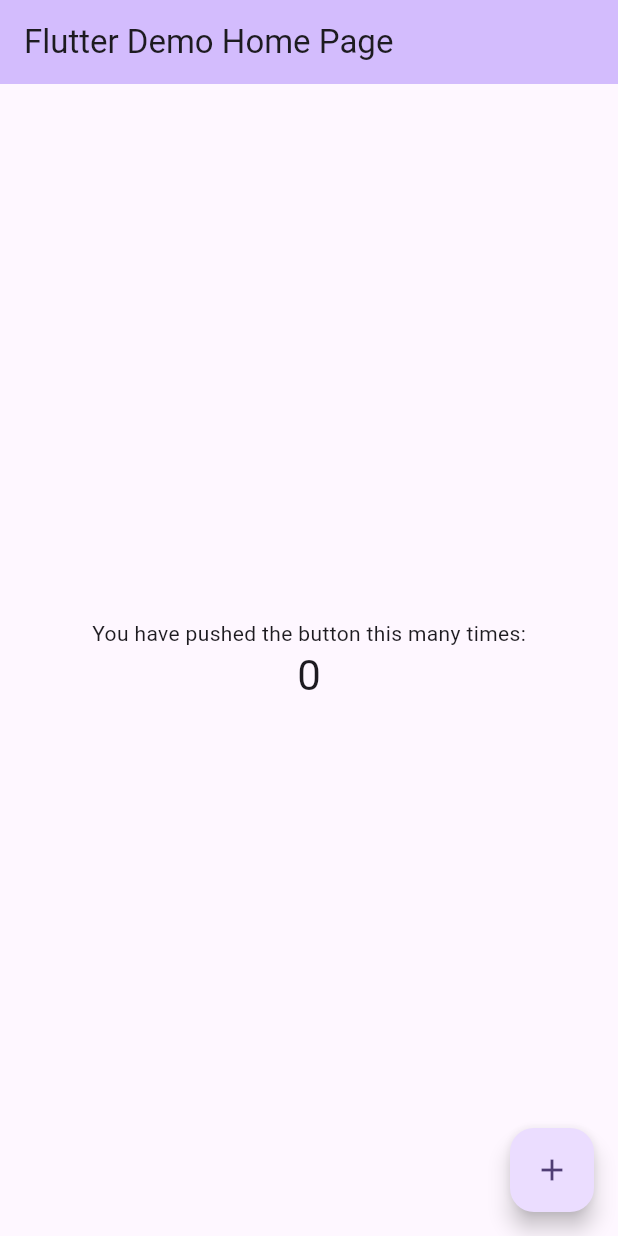
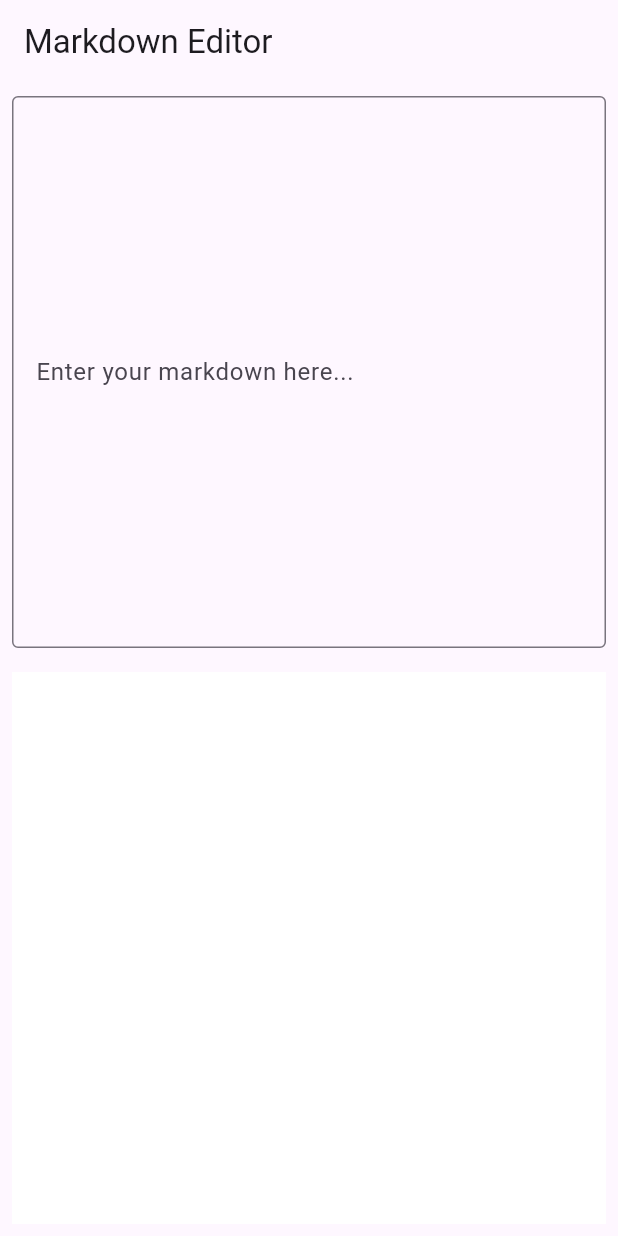
Before and after one commit to lutaii/markdown-blog, a Flutter app: the screen it shows after launch, on a phone screen of 412 x 824 dp. Run offline on Flutter 3.47's test engine with Material 3 defaults, Android fonts, the phone set to English and light mode, and no system bars; our stand-ins replace flutter_markdown.

Commit message:
mark down text field and preview

```diff
--- a/lib/main.dart
+++ b/lib/main.dart
@@ -1,125 +1,80 @@
 import 'package:flutter/material.dart';
+import 'package:flutter_markdown/flutter_markdown.dart';
+import 'package:provider/provider.dart';
 
 void main() {
-  runApp(const MyApp());
+  runApp(const MarkdownEditorApp());
 }
 
-class MyApp extends StatelessWidget {
-  const MyApp({super.key});
+class MarkdownEditorApp extends StatelessWidget {
+  const MarkdownEditorApp({super.key});
 
-  // This widget is the root of your application.
   @override
   Widget build(BuildContext context) {
-    return MaterialApp(
-      title: 'Flutter Demo',
-      theme: ThemeData(
-        // This is the theme of your application.
-        //
-        // TRY THIS: Try running your application with "flutter run". You'll see
-        // the application has a purple toolbar. Then, without quitting the app,
-        // try changing the seedColor in the colorScheme below to Colors.green
-        // and then invoke "hot reload" (save your changes or press the "hot
-        // reload" button in a Flutter-supported IDE, or press "r" if you used
-        // the command line to start the app).
-        //
-        // Notice that the counter didn't reset back to zero; the application
-        // state is not lost during the reload. To reset the state, use hot
-        // restart instead.
-        //
-        // This works for code too, not just values: Most code changes can be
-        // tested with just a hot reload.
-        colorScheme: ColorScheme.fromSeed(seedColor: Colors.deepPurple),
-        useMaterial3: true,
+    return ChangeNotifierProvider(
+      create: (context) => MarkdownProvider(),
+      child: const MaterialApp(
+        debugShowCheckedModeBanner: false,
+        home: MarkdownEditorScreen(),
       ),
-      home: const MyHomePage(title: 'Flutter Demo Home Page'),
     );
   }
 }
 
-class MyHomePage extends StatefulWidget {
-  const MyHomePage({super.key, required this.title});
-
-  // This widget is the home page of your application. It is stateful, meaning
-  // that it has a State object (defined below) that contains fields that affect
-  // how it looks.
-
-  // This class is the configuration for the state. It holds the values (in this
-  // case the title) provided by the parent (in this case the App widget) and
-  // used by the build method of the State. Fields in a Widget subclass are
-  // always marked "final".
-
-  final String title;
-
-  @override
-  State<MyHomePage> createState() => _MyHomePageState();
-}
-
-class _MyHomePageState extends State<MyHomePage> {
-  int _counter = 0;
-
-  void _incrementCounter() {
-    setState(() {
-      // This call to setState tells the Flutter framework that something has
-      // changed in this State, which causes it to rerun the build method below
-      // so that the display can reflect the updated values. If we changed
-      // _counter without calling setState(), then the build method would not be
-      // called again, and so nothing would appear to happen.
-      _counter++;
-    });
-  }
+class MarkdownEditorScreen extends StatelessWidget {
+  const MarkdownEditorScreen({super.key});
 
   @override
   Widget build(BuildContext context) {
-    // This method is rerun every time setState is called, for instance as done
-    // by the _incrementCounter method above.
-    //
-    // The Flutter framework has been optimized to make rerunning build methods
-    // fast, so that you can just rebuild anything that needs updating rather
-    // than having to individually change instances of widgets.
+    final markdownProvider = Provider.of<MarkdownProvider>(context);
+
     return Scaffold(
       appBar: AppBar(
-        // TRY THIS: Try changing the color here to a specific color (to
-        // Colors.amber, perhaps?) and trigger a hot reload to see the AppBar
-        // change color while the other colors stay the same.
-        backgroundColor: Theme.of(context).colorScheme.inversePrimary,
-        // Here we take the value from the MyHomePage object that was created by
-        // the App.build method, and use it to set our appbar title.
-        title: Text(widget.title),
+        title: const Text('Markdown Editor'),
       ),
-      body: Center(
-        // Center is a layout widget. It takes a single child and positions it
-        // in the middle of the parent.
-        child: Column(
-          // Column is also a layout widget. It takes a list of children and
-          // arranges them vertically. By default, it sizes itself to fit its
-          // children horizontally, and tries to be as tall as its parent.
-          //
-          // Column has various properties to control how it sizes itself and
-          // how it positions its children. Here we use mainAxisAlignment to
-          // center the children vertically; the main axis here is the vertical
-          // axis because Columns are vertical (the cross axis would be
-          // horizontal).
-          //
-          // TRY THIS: Invoke "debug painting" (choose the "Toggle Debug Paint"
-          // action in the IDE, or press "p" in the console), to see the
-          // wireframe for each widget.
-          mainAxisAlignment: MainAxisAlignment.center,
-          children: <Widget>[
-            const Text(
-              'You have pushed the button this many times:',
+      body: Column(
+        children: [
+          // Text Input
+          Expanded(
+            child: Padding(
+              padding: const EdgeInsets.all(8.0),
+              child: TextField(
+                onChanged: (text) => markdownProvider.updateMarkdown(text),
+                maxLines: null,
+                expands: true,
+                decoration: const InputDecoration(
+                  border: OutlineInputBorder(),
+                  hintText: 'Enter your markdown here...',
+                ),
+              ),
             ),
-            Text(
-              '$_counter',
-              style: Theme.of(context).textTheme.headlineMedium,
+          ),
+          // Markdown Preview
+          Expanded(
+            child: Padding(
+              padding: const EdgeInsets.all(8.0),
+              child: Container(
+                color: Colors.white,
+                child: Markdown(
+                  selectable: true,
+                  data: markdownProvider.markdownData,
+                ),
+              ),
             ),
-          ],
-        ),
+          ),
+        ],
       ),
-      floatingActionButton: FloatingActionButton(
-        onPressed: _incrementCounter,
-        tooltip: 'Increment',
-        child: const Icon(Icons.add),
-      ), // This trailing comma makes auto-formatting nicer for build methods.
     );
   }
 }
+
+class MarkdownProvider extends ChangeNotifier {
+  String _markdownData = '';
+
+  String get markdownData => _markdownData;
+
+  void updateMarkdown(String newMarkdown) {
+    _markdownData = newMarkdown;
+    notifyListeners();
+  }
+}
--- a/pubspec.yaml
+++ b/pubspec.yaml
@@ -35,6 +35,10 @@ dependencies:
   # The following adds the Cupertino Icons font to your application.
   # Use with the CupertinoIcons class for iOS style icons.
   cupertino_icons: ^1.0.8
+  markdown: ^7.2.2
+  provider: ^6.1.2
+  flutter_markdown: ^0.7.3+1
+  flutter_highlight: ^0.7.0
 
 dev_dependencies:
   flutter_test:
```
Also changed, not shown: pubspec.lock, 12 other files.
